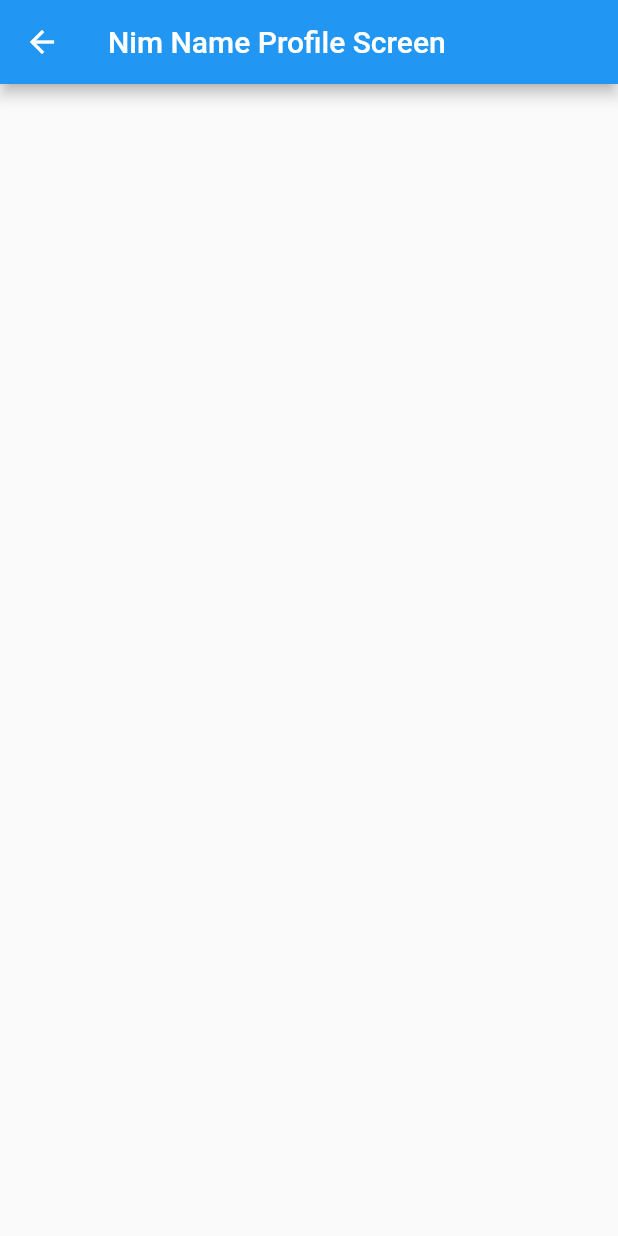
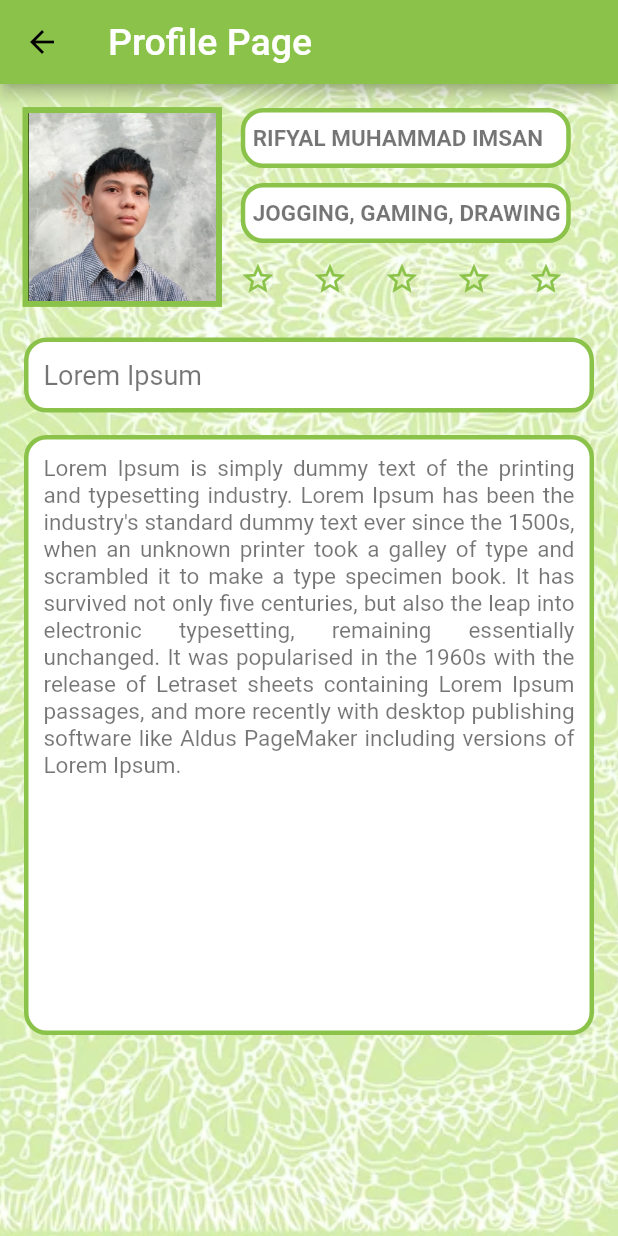
Before and after one commit to tif-uh-mobile/flutter-study, a Flutter app: the NimProfileScreen screen opened directly, on a phone screen of 412 x 824 dp. Run offline on Flutter 3.47's test engine with Material 2 defaults, Android fonts, the phone set to English and light mode, and no system bars.

Commit message:
update flutter study profile

```diff
--- /dev/null
+++ b/lib/D121201099_Rifyal/D121201099_profile_screen.dart
@@ -0,0 +1,168 @@
+import 'package:flutter/material.dart';
+
+var _icon = 0;
+
+class NimProfileScreen extends StatefulWidget {
+  const NimProfileScreen({Key? key}) : super(key: key);
+
+  @override
+  State<NimProfileScreen> createState() => _NimProfileScreenState();
+}
+
+class _NimProfileScreenState extends State<NimProfileScreen> {
+  @override
+  Widget build(BuildContext context) {
+    return Scaffold(
+      appBar: AppBar(
+        title: const Text('Profile Page'),
+        titleTextStyle: const TextStyle(
+          color: Colors.white,
+          fontSize: 25,
+          fontWeight: FontWeight.w500
+        ),
+      ),
+      body: Container(
+        decoration: const BoxDecoration(
+          image: DecorationImage(
+            image: AssetImage('asset/latar.jpg'),
+            fit: BoxFit.cover,
+            opacity: 80,
+          ),
+        ),
+        child: Center(
+            child: Column(
+          children: [
+            Row(
+              children: [
+                Container(
+                  margin: const EdgeInsets.only(top: 10, left: 15),
+                  decoration: BoxDecoration(
+                    color: Colors.black,
+                    border: Border.all(width: 4, color: Colors.lightGreen),
+                  ),
+                  child: Image.asset(
+                    'asset/propics.jpg',
+                    width: 125,
+                  ),
+                ),
+                Column(
+                  children: [
+                    Container(
+                      margin:
+                          const EdgeInsets.only(left: 5, bottom: 10, top: 16),
+                      width: 220,
+                      height: 40,
+                      alignment: Alignment.centerLeft,
+                      padding: const EdgeInsets.only(left: 5),
+                      decoration: BoxDecoration(
+                          color: Colors.white,
+                          border: Border.all(
+                            width: 3,
+                            color: Colors.lightGreen,
+                          ),
+                          borderRadius: BorderRadius.circular(15)),
+                      child: const Text(
+                        'RIFYAL MUHAMMAD IMSAN',
+                        textAlign: TextAlign.justify,
+                        overflow: TextOverflow.ellipsis,
+                        style: TextStyle(
+                            color: Colors.black54,
+                            fontWeight: FontWeight.bold,
+                            fontSize: 15),
+                      ),
+                    ),
+                    Container(
+                      margin: const EdgeInsets.only(
+                        left: 5,
+                      ),
+                      width: 220,
+                      height: 40,
+                      alignment: Alignment.centerLeft,
+                      padding: const EdgeInsets.only(left: 5),
+                      decoration: BoxDecoration(
+                          color: Colors.white,
+                          border: Border.all(
+                            width: 3,
+                            color: Colors.lightGreen,
+                          ),
+                          borderRadius: BorderRadius.circular(15)),
+                      child: const Text(
+                        'JOGGING, GAMING, DRAWING',
+                        textAlign: TextAlign.justify,
+                        overflow: TextOverflow.ellipsis,
+                        style: TextStyle(
+                            color: Colors.black54,
+                            fontWeight: FontWeight.bold,
+                            fontSize: 15),
+                      ),
+                    ),
+                    Row(
+                      children: List.generate(
+                          5,
+                          (index) => IconButton(
+                              onPressed: () {
+                                setState(() {
+                                  _icon = index + 1;
+                                });
+                              },
+                              color: Colors.lightGreen,
+                              icon: index < _icon
+                                  ? const Icon(
+                                      Icons.star,
+                                      color: Colors.amber,
+                                    )
+                                  : const Icon(Icons.star_border))),
+                    )
+                  ],
+                ),
+              ],
+            ),
+            Container(
+              width: 380,
+              height: 50,
+              alignment: Alignment.centerLeft,
+              margin: const EdgeInsets.all(15),
+              padding: const EdgeInsets.only(left: 10),
+              decoration: BoxDecoration(
+                  color: Colors.white,
+                  border: Border.all(
+                    width: 3,
+                    color: Colors.lightGreen,
+                  ),
+                  borderRadius: BorderRadius.circular(15)),
+              child: const Text(
+                'Lorem Ipsum',
+                style: TextStyle(
+                    color: Colors.black54,
+                    fontWeight: FontWeight.normal,
+                    fontSize: 18),
+              ),
+            ),
+            Container(
+              width: 380,
+              height: 400,
+              alignment: Alignment.topLeft,
+              margin: const EdgeInsets.only(left: 15, right: 15),
+              padding: const EdgeInsets.only(top: 10, left: 10, right: 10),
+              decoration: BoxDecoration(
+                  color: Colors.white,
+                  border: Border.all(
+                    width: 3,
+                    color: Colors.lightGreen,
+                  ),
+                  borderRadius: BorderRadius.circular(15)),
+              child: const Text(
+                '''Lorem Ipsum is simply dummy text of the printing and typesetting industry. Lorem Ipsum has been the industry's standard dummy text ever since the 1500s, when an unknown printer took a galley of type and scrambled it to make a type specimen book. It has survived not only five centuries, but also the leap into electronic typesetting, remaining essentially unchanged. It was popularised in the 1960s with the release of Letraset sheets containing Lorem Ipsum passages, and more recently with desktop publishing software like Aldus PageMaker including versions of Lorem Ipsum.''',
+                textAlign: TextAlign.justify,
+                style: TextStyle(
+                    color: Colors.black54,
+                    fontWeight: FontWeight.normal,
+                    fontSize: 15),
+              ),
+            )
+          ],
+        )),
+      ),
+    );
+  }
+}
--- a/lib/nim_rahmat/nim_profile_screen.dart
+++ /dev/null
@@ -1,19 +0,0 @@
-import 'package:flutter/material.dart';
-
-class NimProfileScreen extends StatefulWidget {
-  const NimProfileScreen({Key? key}) : super(key: key);
-
-  @override
-  State<NimProfileScreen> createState() => _NimProfileScreenState();
-}
-
-class _NimProfileScreenState extends State<NimProfileScreen> {
-  @override
-  Widget build(BuildContext context) {
-    return Scaffold(
-      appBar: AppBar(
-        title: Text('Nim Name Profile Screen'),
-      ),
-    );
-  }
-}
--- a/pubspec.yaml
+++ b/pubspec.yaml
@@ -51,6 +51,8 @@ dev_dependencies:
 
 # The following section is specific to Flutter.
 flutter:
+  assets:
+    - asset/
 
   # The following line ensures that the Material Icons font is
   # included with your application, so that you can use the icons in
```
Also changed, not shown: lib/main.dart (+170 -6 lines), asset/kucing.png (added), asset/latar.jpg (added), asset/propics.jpg (added), pubspec.lock.
